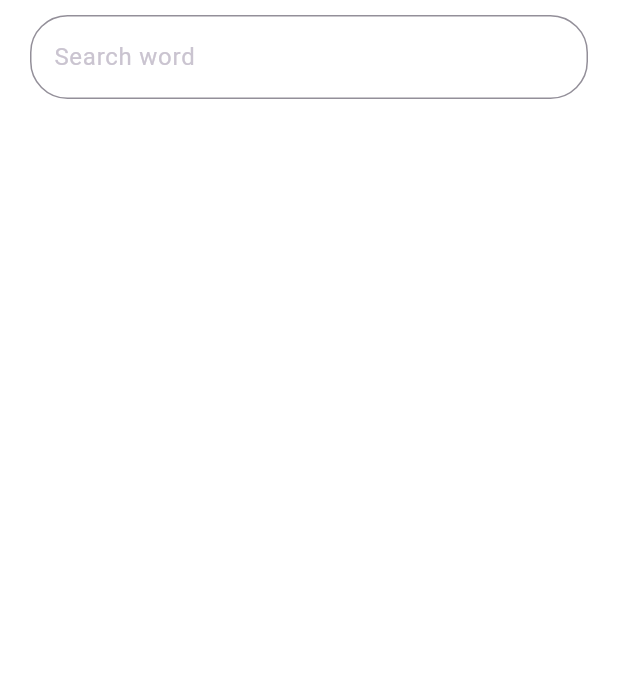
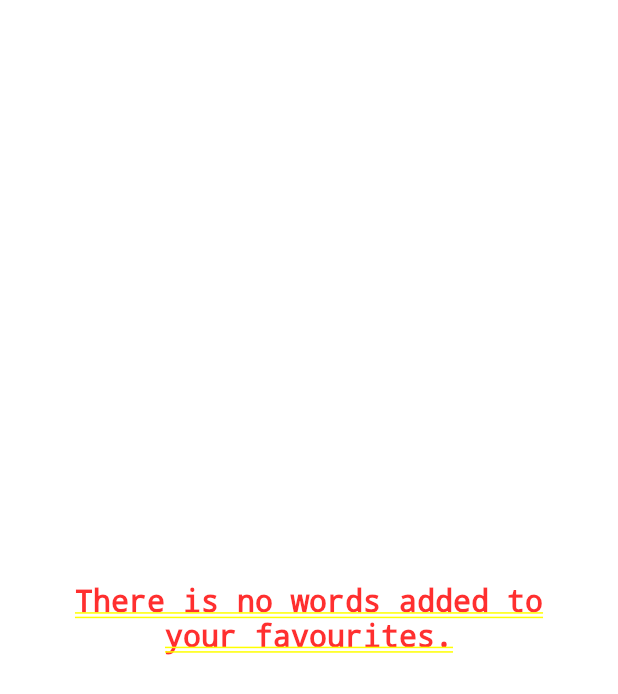
Before and after one commit to leosal0mao/coodesh-chalenge, a Flutter app: the FavoriteWordsPage screen opened by its route, on a phone screen of 412 x 824 dp. Shown: the top 694 px of the screen. Run offline on Flutter 3.47's test engine with Material 3 defaults, Android fonts, the phone set to English and light mode, and no system bars; our stand-ins replace flutter_bloc, flutter_tts, get_it, shared_preferences, sqflite; accounts and stored records are empty; network calls fail; statements that could not run were skipped.

Commit message:
fixed favourites icon not triggering when it should

```diff
--- a/dictionary_app/lib/pages/favorite_words/favorite_words_page.dart
+++ b/dictionary_app/lib/pages/favorite_words/favorite_words_page.dart
@@ -30,30 +30,12 @@ class _FavoriteWordsPageState extends State<FavoriteWordsPage> {
 
   @override
   Widget build(BuildContext context) {
-    List<Map<String, dynamic>> filteredWords = [];
-
     return Padding(
       padding: const EdgeInsets.only(left: 20, right: 20, bottom: 10, top: 10),
       child: BlocProvider(
         create: (context) => favoritewordsBloc,
         child: Column(
           children: [
-            TextField(
-              onChanged: (value) {
-                // filteredWords = snapshot.data!.where((word) {
-                //   return word['word']
-                //       .toLowerCase()
-                //       .contains(value.toLowerCase());
-                // }).toList();
-              },
-              decoration: InputDecoration(
-                labelText: 'Search word',
-                hintText: 'Enter a word',
-                border: OutlineInputBorder(
-                  borderRadius: BorderRadius.circular(25.0),
-                ),
-              ),
-            ),
             Expanded(
               child: BlocBuilder<FavoriteWordsBloc, FavoriteWordsState>(
                 builder: (context, state) {
@@ -72,11 +54,16 @@ class _FavoriteWordsPageState extends State<FavoriteWordsPage> {
                   }
 
                   if (state is FavoriteWordsSuccess) {
-                    return ListView.builder(
+                    return state.data.length > 0
+                        ? ListView.builder(
                             itemCount: state.data.length,
                             itemBuilder: (context, index) {
-                        final word =
-                            state.data[index].values.elementAt(1).toString();
+                              final word = state.data[index].values
+                                  .elementAt(1)
+                                  .toString();
+                              final isFavorite = state.data[index].values
+                                  .elementAt(2)
+                                  .toString();
                               return WordListTile(
                                 title: word,
                                 word: word,
@@ -84,11 +71,17 @@ class _FavoriteWordsPageState extends State<FavoriteWordsPage> {
                                   Navigator.pushNamed(
                                     context,
                                     '/wordPage',
-                              arguments: word,
+                                    arguments: [word, isFavorite],
                                   );
                                 },
                               );
                             },
+                          )
+                        : const Center(
+                            child: Text(
+                                'There is no words added to your favourites.',
+                                style: TextStyle(fontSize: 20),
+                                textAlign: TextAlign.center),
                           );
                   }
                   return const Center(child: CircularProgressIndicator());
--- a/dictionary_app/lib/pages/words_list/words_list_page.dart
+++ b/dictionary_app/lib/pages/words_list/words_list_page.dart
@@ -78,6 +78,8 @@ class _WordsListPageState extends State<WordsListPage> {
                       itemBuilder: (context, index) {
                         final word =
                             state.data[index].values.elementAt(1).toString();
+                        final isFavorite =
+                            state.data[index].values.elementAt(2).toString();
                         return WordListTile(
                           title: word,
                           word: word,
@@ -85,7 +87,7 @@ class _WordsListPageState extends State<WordsListPage> {
                             Navigator.pushNamed(
                               context,
                               '/wordPage',
-                              arguments: word,
+                              arguments: [word, isFavorite],
                             );
                           },
                         );
```
Also changed, not shown: dictionary_app/lib/pages/word/word_page.dart (+31 -23 lines), dictionary_app/lib/routes.dart (+8 -2 lines). Lines whose indentation alone changed are shown as unchanged.
